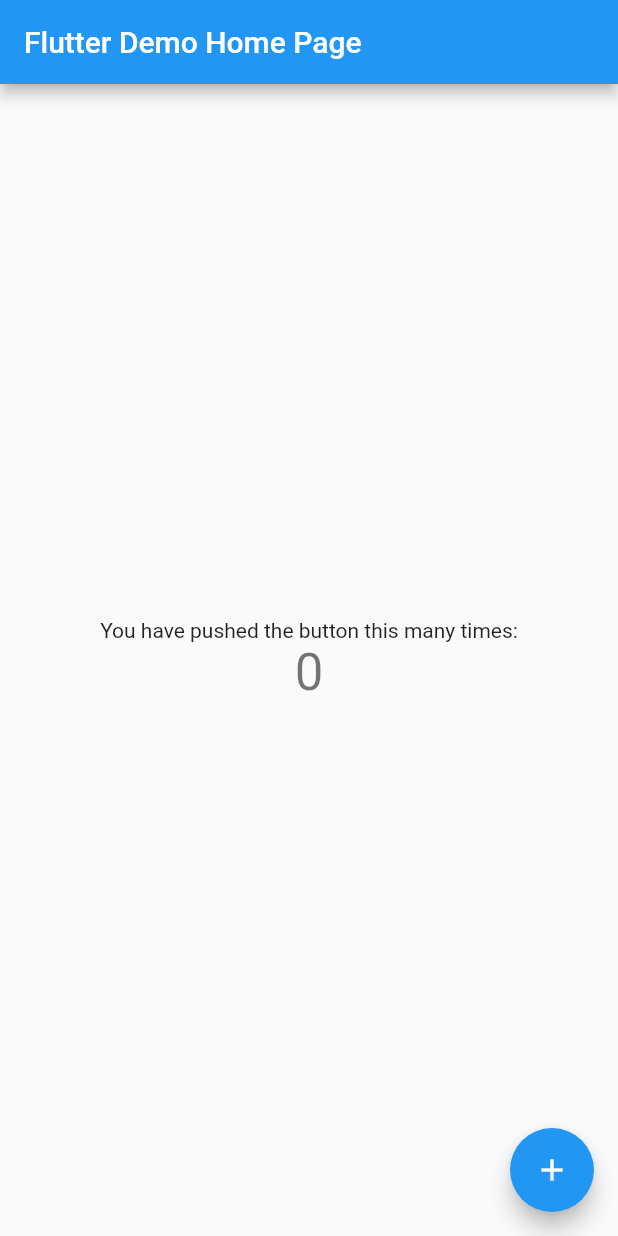
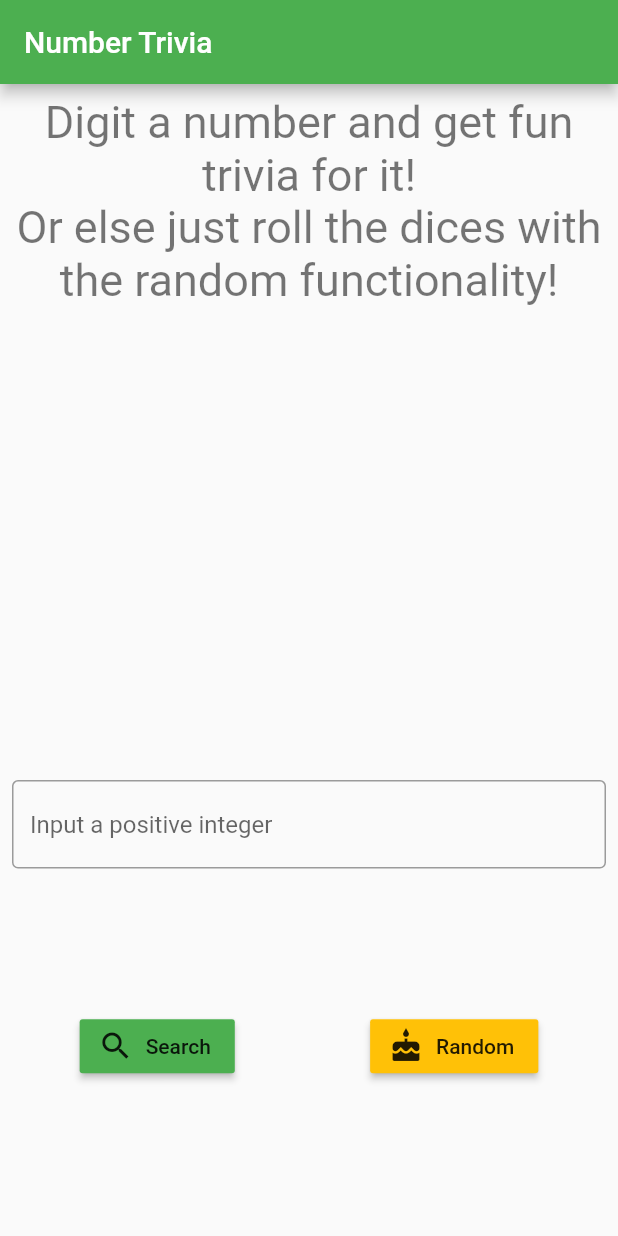
Before and after one commit to didof/flutter_TDD_clean_architecture_study, a Flutter app: the screen it shows after launch, on a phone screen of 412 x 824 dp. Run offline on Flutter 3.47's test engine with Material 2 defaults, Android fonts, the phone set to English and light mode, and no system bars; our stand-ins replace bloc, dartz, data_connection_checker, equatable, flutter_bloc, get_it and 1 more.

Commit message:
tutorial completed

```diff
--- /dev/null
+++ b/lib/core/util/presentation/constrained_layout.dart
@@ -0,0 +1,22 @@
+import 'package:flutter/material.dart';
+
+typedef ConstrainedBuilder = Widget Function(
+  BuildContext context,
+  BoxConstraints costraints,
+);
+
+class ConstrainedLayout extends StatelessWidget {
+  final ConstrainedBuilder builder;
+  const ConstrainedLayout(this.builder, {Key key})
+      : assert(builder != null),
+        super(key: key);
+
+  @override
+  Widget build(BuildContext context) {
+    return SafeArea(
+      child: LayoutBuilder(builder: (context, constraints) {
+        return builder(context, constraints);
+      }),
+    );
+  }
+}
--- a/lib/features/number_trivia/presentation/bloc/number_trivia_bloc.dart
+++ b/lib/features/number_trivia/presentation/bloc/number_trivia_bloc.dart
@@ -20,6 +20,10 @@ const String INVALID_INPUT_FAILURE_MESSAGE =
     'Invalid input - The number must be a positive integer or zero.';
 
 class NumberTriviaBloc extends Bloc<NumberTriviaEvent, NumberTriviaState> {
+  final GetConcreteNumberTrivia getConcreteNumberTrivia;
+  final GetRandomNumberTrivia getRandomNumberTrivia;
+  final InputConverter inputConverter;
+
   NumberTriviaBloc({
     @required GetConcreteNumberTrivia concrete,
     @required GetRandomNumberTrivia random,
@@ -29,10 +33,6 @@ class NumberTriviaBloc extends Bloc<NumberTriviaEvent, NumberTriviaState> {
         assert(concrete != null),
         assert(random != null),
         super(NumberTriviaInitial());
-
-  final GetConcreteNumberTrivia getConcreteNumberTrivia;
-  final GetRandomNumberTrivia getRandomNumberTrivia;
-  final InputConverter inputConverter;
 
   NumberTriviaState get initialState => NumberTriviaInitial();
 
--- /dev/null
+++ b/lib/features/number_trivia/presentation/pages/trivia_page.dart
@@ -0,0 +1,153 @@
+import 'package:TDD_clean_architecture/core/util/presentation/constrained_layout.dart';
+import 'package:TDD_clean_architecture/features/number_trivia/presentation/bloc/number_trivia_bloc.dart';
+import 'package:TDD_clean_architecture/features/number_trivia/presentation/widgets/message_display.dart';
+import 'package:TDD_clean_architecture/injection_container.dart';
+import 'package:flutter/material.dart';
+import 'package:flutter_bloc/flutter_bloc.dart';
+
+class NumberTriviaPage extends StatelessWidget {
+  const NumberTriviaPage({Key key}) : super(key: key);
+
+  @override
+  Widget build(BuildContext context) {
+    return Scaffold(
+      appBar: AppBar(
+        title: Text('Number Trivia'),
+      ),
+      body: ConstrainedLayout((context, constraints) {
+        return BlocProvider(
+          create: (context) => sl<NumberTriviaBloc>(),
+          child: Padding(
+            padding: const EdgeInsets.all(8.0),
+            child: Column(
+              children: <Widget>[
+                _NumberTriviaDisplay(constraints),
+                _NumberTriviaCockpit(constraints),
+              ],
+            ),
+          ),
+        );
+      }),
+      resizeToAvoidBottomInset: true,
+    );
+  }
+}
+
+class _NumberTriviaCockpit extends StatefulWidget {
+  final BoxConstraints constraints;
+  const _NumberTriviaCockpit(
+    this.constraints, {
+    Key key,
+  }) : super(key: key);
+
+  @override
+  __NumberTriviaCockpitState createState() => __NumberTriviaCockpitState();
+}
+
+class __NumberTriviaCockpitState extends State<_NumberTriviaCockpit> {
+  String inputString;
+  final _controller = TextEditingController();
+
+  @override
+  Widget build(BuildContext context) {
+    return Container(
+      width: widget.constraints.maxWidth,
+      height: widget.constraints.maxHeight / 2 - 8,
+      child: Column(
+        mainAxisAlignment: MainAxisAlignment.spaceEvenly,
+        children: <Widget>[
+          TextField(
+            onChanged: (value) {
+              inputString = value;
+            },
+            onSubmitted: (_) => dispatchConcrete(),
+            decoration: InputDecoration(
+              border: OutlineInputBorder(),
+              hintText: 'Input a positive integer',
+            ),
+            keyboardType: TextInputType.number,
+            enableSuggestions: true,
+            textInputAction: TextInputAction.search,
+            controller: _controller,
+          ),
+          Container(
+            width: widget.constraints.maxWidth,
+            height: widget.constraints.maxHeight / 10,
+            child: Row(
+              mainAxisAlignment: MainAxisAlignment.spaceAround,
+              children: <Widget>[
+                RaisedButton.icon(
+                  onPressed: dispatchConcrete,
+                  label: Text('Search'),
+                  icon: Icon(Icons.search),
+                  color: Theme.of(context).primaryColor,
+                ),
+                RaisedButton.icon(
+                  onPressed: dispatchRandom,
+                  label: Text('Random'),
+                  icon: Icon(Icons.cake),
+                  color: Theme.of(context).accentColor,
+                ),
+              ],
+            ),
+          )
+        ],
+      ),
+    );
+  }
+
+  void dispatchConcrete() {
+    if (inputString != null) {
+      BlocProvider.of<NumberTriviaBloc>(context)
+          .add(GetTriviaForConcreteNumber(inputString));
+      _controller.clear();
+    } else {
+      Scaffold.of(context).showSnackBar(SnackBar(
+        content: Text('You need to input a number'),
+        duration: Duration(seconds: 2),
+      ));
+    }
+  }
+
+  void dispatchRandom() {
+    BlocProvider.of<NumberTriviaBloc>(context).add(GetTriviaForRandomNumber());
+  }
+}
+
+class _NumberTriviaDisplay extends StatelessWidget {
+  final BoxConstraints constraints;
+  const _NumberTriviaDisplay(
+    this.constraints, {
+    Key key,
+  }) : super(key: key);
+
+  @override
+  Widget build(BuildContext context) {
+    return Container(
+      width: constraints.maxWidth,
+      height: constraints.maxHeight / 2 - 8,
+      child: BlocBuilder<NumberTriviaBloc, NumberTriviaState>(
+        builder: (context, state) {
+          switch (state.runtimeType) {
+            case NumberTriviaInitial:
+              return MessageDisplay(MESSAGE_INITIAL);
+            case NumberTriviaLoading:
+              return LinearProgressIndicator();
+            case NumberTriviaLoaded:
+              var s = state as NumberTriviaLoaded;
+              return MessageDisplay(
+                s.trivia.text,
+                number: s.trivia.number.toString(),
+              );
+            case NumberTriviaError:
+              return MessageDisplay((state as NumberTriviaError).message);
+          }
+          return Placeholder();
+        },
+      ),
+    );
+  }
+}
+
+const MESSAGE_INITIAL =
+    'Digit a number and get fun trivia for it!\nOr else just roll the dices with the random functionality!';
--- /dev/null
+++ b/lib/features/number_trivia/presentation/widgets/message_display.dart
@@ -0,0 +1,36 @@
+import 'package:flutter/material.dart';
+
+class MessageDisplay extends StatelessWidget {
+  final String message;
+  final String number;
+  const MessageDisplay(
+    this.message, {
+    this.number,
+    Key key,
+  }) : super(key: key);
+
+  @override
+  Widget build(BuildContext context) {
+    return Center(
+      child: Column(
+        children: [
+          if (number != null)
+            Text(
+              number,
+              style: TextStyle(fontSize: 36, fontWeight: FontWeight.bold),
+              textAlign: TextAlign.center,
+            ),
+          Expanded(
+            child: SingleChildScrollView(
+              child: Text(
+                message,
+                style: const TextStyle(fontSize: 30, color: Colors.black54),
+                textAlign: TextAlign.center,
+              ),
+            ),
+          ),
+        ],
+      ),
+    );
+  }
+}
--- /dev/null
+++ b/lib/injection_container.dart
@@ -0,0 +1,61 @@
+import 'package:TDD_clean_architecture/core/network/network_info.dart';
+import 'package:TDD_clean_architecture/core/util/presentation/input_converter.dart';
+import 'package:TDD_clean_architecture/features/number_trivia/data/datasources/number_trivia_local_data_source.dart';
+import 'package:TDD_clean_architecture/features/number_trivia/data/datasources/number_trivia_remote_data_source.dart';
+import 'package:TDD_clean_architecture/features/number_trivia/data/repositories/number_trivia_repository_impl.dart';
+import 'package:TDD_clean_architecture/features/number_trivia/domain/repositories/number_trivia_repository.dart';
+import 'package:TDD_clean_architecture/features/number_trivia/domain/usecases/get_concrete_number_trivia.dart';
+import 'package:TDD_clean_architecture/features/number_trivia/domain/usecases/get_random_number_trivia.dart';
+import 'package:data_connection_checker/data_connection_checker.dart';
+import 'package:get_it/get_it.dart';
+import 'package:shared_preferences/shared_preferences.dart';
+import 'package:http/http.dart' as http;
+
+import 'features/number_trivia/presentation/bloc/number_trivia_bloc.dart';
+
+final sl = GetIt.instance; // service locator
+
+Future<void> init() async {
+  //? Features - Number Trivia
+  // BLoC
+  /// classes requiring cleanup (such as [Bloc]) shouldn't be registered as singletons.
+  sl.registerFactory(() {
+    return NumberTriviaBloc(
+      inputConverter: sl(),
+      concrete: sl(),
+      random: sl(),
+    );
+  });
+
+  // Use cases
+  /// both the use cases points to the contract (abstract) so it is necessary
+  /// in 'Repository' below to instruct that when it resolves to
+  /// [NumberTriviaRepository] it actually has to instantiate [NumberTriviaRepositoryImpl]
+  sl.registerLazySingleton(() => GetConcreteNumberTrivia(sl()));
+  sl.registerLazySingleton(() => GetRandomNumberTrivia(sl()));
+
+  // Repository
+  sl.registerLazySingleton<NumberTriviaRepository>(
+      () => NumberTriviaRepositoryImpl(
+            networkInfo: sl(),
+            localDataSource: sl(),
+            remoteDataSource: sl(),
+          ));
+
+  // Data Sources
+  sl.registerLazySingleton<NumberTriviaLocalDataSource>(
+      () => NumberTriviaLocalDataSourceImpl(sharedPreferences: sl()));
+  sl.registerLazySingleton<NumberTriviaRemoteDataSource>(
+      () => NumberTriviaRemoteDataSourceImpl(client: sl()));
+
+  //? Core
+  sl.registerLazySingleton(() => InputConverter());
+  sl.registerLazySingleton<NetworkInfo>(() => NetworkInfoImpl(sl()));
+
+  //? External
+  final sharedPreferences = await SharedPreferences.getInstance();
+  sl.registerLazySingleton(() => sharedPreferences);
+
+  sl.registerLazySingleton(() => http.Client());
+  sl.registerLazySingleton(() => DataConnectionChecker());
+}
--- a/lib/main.dart
+++ b/lib/main.dart
@@ -1,117 +1,24 @@
+import 'package:TDD_clean_architecture/features/number_trivia/presentation/pages/trivia_page.dart';
 import 'package:flutter/material.dart';
+import 'package:TDD_clean_architecture/injection_container.dart' as di;
 
-void main() {
+void main() async {
+  WidgetsFlutterBinding.ensureInitialized();
+  await di.init();
   runApp(MyApp());
 }
 
 class MyApp extends StatelessWidget {
-  // This widget is the root of your application.
   @override
   Widget build(BuildContext context) {
     return MaterialApp(
-      title: 'Flutter Demo',
+      title: 'Number Trivia',
+      home: NumberTriviaPage(),
       theme: ThemeData(
-        // This is the theme of your application.
-        //
-        // Try running your application with "flutter run". You'll see the
-        // application has a blue toolbar. Then, without quitting the app, try
-        // changing the primarySwatch below to Colors.green and then invoke
-        // "hot reload" (press "r" in the console where you ran "flutter run",
-        // or simply save your changes to "hot reload" in a Flutter IDE).
-        // Notice that the counter didn't reset back to zero; the application
-        // is not restarted.
-        primarySwatch: Colors.blue,
-        // This makes the visual density adapt to the platform that you run
-        // the app on. For desktop platforms, the controls will be smaller and
-        // closer together (more dense) than on mobile platforms.
-        visualDensity: VisualDensity.adaptivePlatformDensity,
+        primarySwatch: Colors.green,
+        accentColor: Colors.amber,
       ),
-      home: MyHomePage(title: 'Flutter Demo Home Page'),
+      debugShowCheckedModeBanner: false,
     );
   }
 }
-
-class MyHomePage extends StatefulWidget {
-  MyHomePage({Key key, this.title}) : super(key: key);
-
-  // This widget is the home page of your application. It is stateful, meaning
-  // that it has a State object (defined below) that contains fields that affect
-  // how it looks.
-
-  // This class is the configuration for the state. It holds the values (in this
-  // case the title) provided by the parent (in this case the App widget) and
-  // used by the build method of the State. Fields in a Widget subclass are
-  // always marked "final".
-
-  final String title;
-
-  @override
-  _MyHomePageState createState() => _MyHomePageState();
-}
-
-class _MyHomePageState extends State<MyHomePage> {
-  int _counter = 0;
-
-  void _incrementCounter() {
-    setState(() {
-      // This call to setState tells the Flutter framework that something has
-      // changed in this State, which causes it to rerun the build method below
-      // so that the display can reflect the updated values. If we changed
-      // _counter without calling setState(), then the build method would not be
-      // called again, and so nothing would appear to happen.
-      _counter++;
-    });
-  }
-
-  @override
-  Widget build(BuildContext context) {
-    // This method is rerun every time setState is called, for instance as done
-    // by the _incrementCounter method above.
-    //
-    // The Flutter framework has been optimized to make rerunning build methods
-    // fast, so that you can just rebuild anything that needs updating rather
-    // than having to individually change instances of widgets.
-    return Scaffold(
-      appBar: AppBar(
-        // Here we take the value from the MyHomePage object that was created by
-        // the App.build method, and use it to set our appbar title.
-        title: Text(widget.title),
-      ),
-      body: Center(
-        // Center is a layout widget. It takes a single child and positions it
-        // in the middle of the parent.
-        child: Column(
-          // Column is also a layout widget. It takes a list of children and
-          // arranges them vertically. By default, it sizes itself to fit its
-          // children horizontally, and tries to be as tall as its parent.
-          //
-          // Invoke "debug painting" (press "p" in the console, choose the
-          // "Toggle Debug Paint" action from the Flutter Inspector in Android
-          // Studio, or the "Toggle Debug Paint" command in Visual Studio Code)
-          // to see the wireframe for each widget.
-          //
-          // Column has various properties to control how it sizes itself and
-          // how it positions its children. Here we use mainAxisAlignment to
-          // center the children vertically; the main axis here is the vertical
-          // axis because Columns are vertical (the cross axis would be
-          // horizontal).
-          mainAxisAlignment: MainAxisAlignment.center,
-          children: <Widget>[
-            Text(
-              'You have pushed the button this many times:',
-            ),
-            Text(
-              '$_counter',
-              style: Theme.of(context).textTheme.headline4,
-            ),
-          ],
-        ),
-      ),
-      floatingActionButton: FloatingActionButton(
-        onPressed: _incrementCounter,
-        tooltip: 'Increment',
-        child: Icon(Icons.add),
-      ), // This trailing comma makes auto-formatting nicer for build methods.
-    );
-  }
-}
```
